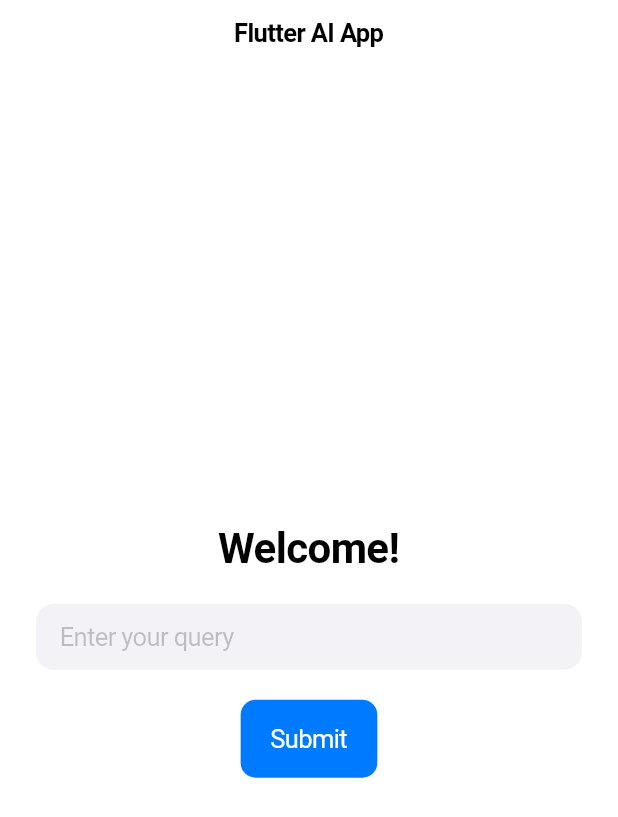
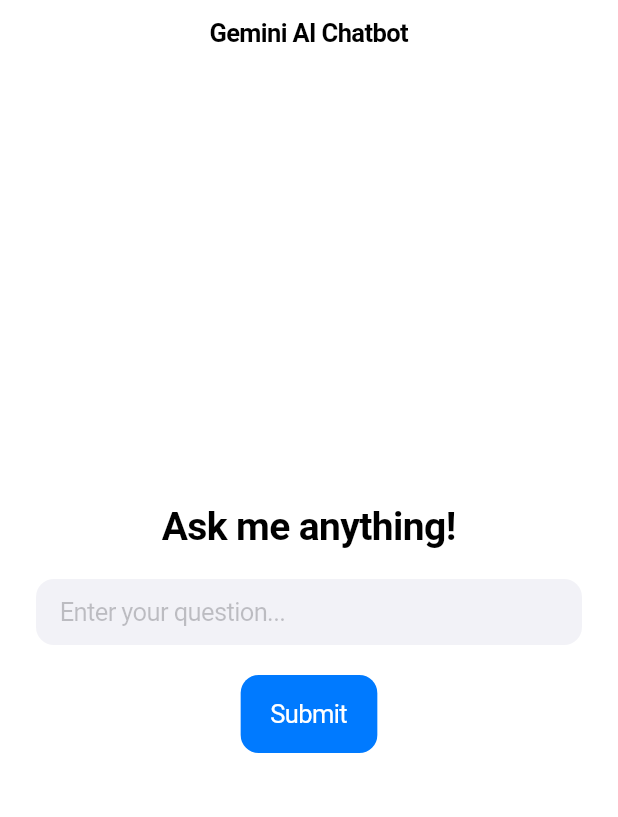
Before and after one commit to Speedstrike/flutter_ai, a Flutter app: the screen it shows after launch, on a phone screen of 412 x 824 dp. Shown: the top 817 px of the screen. Run offline on Flutter 3.47's test engine with Material 3 defaults, Android fonts, the phone set to English and light mode, and no system bars; our stand-ins replace google_generative_ai.

Commit message:
Added backend AI functionality with Google Gemini and license information

```diff
--- /dev/null
+++ b/lib/constants.dart
@@ -0,0 +1,31 @@
+// MIT License
+//
+// Copyright (c) 2025 Aaryan Karlapalem
+//
+// Permission is hereby granted, free of charge, to any person obtaining a copy
+// of this software and associated documentation files (the "Software"), to deal
+// in the Software without restriction, including without limitation the rights
+// to use, copy, modify, merge, publish, distribute, sublicense, and/or sell
+// copies of the Software, and to permit persons to whom the Software is
+// furnished to do so, subject to the following conditions:
+//
+// The above copyright notice and this permission notice shall be included in all
+// copies or substantial portions of the Software.
+//
+// THE SOFTWARE IS PROVIDED "AS IS", WITHOUT WARRANTY OF ANY KIND, EXPRESS OR
+// IMPLIED, INCLUDING BUT NOT LIMITED TO THE WARRANTIES OF MERCHANTABILITY,
+// FITNESS FOR A PARTICULAR PURPOSE AND NONINFRINGEMENT. IN NO EVENT SHALL THE
+// AUTHORS OR COPYRIGHT HOLDERS BE LIABLE FOR ANY CLAIM, DAMAGES OR OTHER
+// LIABILITY, WHETHER IN AN ACTION OF CONTRACT, TORT OR OTHERWISE, ARISING FROM,
+// OUT OF OR IN CONNECTION WITH THE SOFTWARE OR THE USE OR OTHER DEALINGS IN THE
+// SOFTWARE.
+class Constants {
+  static const String title = 'Gemini AI Chatbot';
+  static const String mainHeader = "Ask me anything!";
+  static const String textFieldPlaceholder = "Enter your question...";
+  static const String noResponseMessage = "No response";
+  static const String submitText = "Submit";
+
+  static const double mainHeaderFontSize = 26;
+  static const double responseFontSize = 16;
+}
--- a/lib/main.dart
+++ b/lib/main.dart
@@ -1,4 +1,30 @@
+// MIT License
+//
+// Copyright (c) 2025 Aaryan Karlapalem
+//
+// Permission is hereby granted, free of charge, to any person obtaining a copy
+// of this software and associated documentation files (the "Software"), to deal
+// in the Software without restriction, including without limitation the rights
+// to use, copy, modify, merge, publish, distribute, sublicense, and/or sell
+// copies of the Software, and to permit persons to whom the Software is
+// furnished to do so, subject to the following conditions:
+//
+// The above copyright notice and this permission notice shall be included in all
+// copies or substantial portions of the Software.
+//
+// THE SOFTWARE IS PROVIDED "AS IS", WITHOUT WARRANTY OF ANY KIND, EXPRESS OR
+// IMPLIED, INCLUDING BUT NOT LIMITED TO THE WARRANTIES OF MERCHANTABILITY,
+// FITNESS FOR A PARTICULAR PURPOSE AND NONINFRINGEMENT. IN NO EVENT SHALL THE
+// AUTHORS OR COPYRIGHT HOLDERS BE LIABLE FOR ANY CLAIM, DAMAGES OR OTHER
+// LIABILITY, WHETHER IN AN ACTION OF CONTRACT, TORT OR OTHERWISE, ARISING FROM,
+// OUT OF OR IN CONNECTION WITH THE SOFTWARE OR THE USE OR OTHER DEALINGS IN THE
+// SOFTWARE.
 import 'package:flutter/cupertino.dart';
+import 'package:flutter_ai/gemini_key.dart';
+
+import 'package:google_generative_ai/google_generative_ai.dart';
+
+import 'constants.dart';
 
 void main() {
   runApp(const MyApp());
@@ -10,11 +36,8 @@
   @override
   Widget build(BuildContext context) {
     return const CupertinoApp(
-      title: 'Flutter AI App',
-      theme: CupertinoThemeData(
-        primaryColor: CupertinoColors.systemBlue,
-      ),
-      home: MainScreen(title: 'Flutter Demo Home Page'),
+      title: Constants.title,
+      home: MainScreen(title: Constants.title),
     );
   }
 }
@@ -29,12 +52,39 @@
 
 class _MainScreenState extends State<MainScreen> {
   final TextEditingController _controller = TextEditingController();
+  String _response = '';
+  bool _isLoading = false;
+
+  static const String _apiKey = GeminiInformation.api_key;
+
+  Future<void> _sendToGemini(String prompt) async {
+    setState(() {
+      _isLoading = true;
+      _response = '';
+    });
+
+    try {
+      final model = GenerativeModel(model: GeminiInformation.gemini_model, apiKey: _apiKey);
+      final content = [Content.text(prompt)];
+      final response = await model.generateContent(content);
+
+      setState(() {
+        _response = response.text ?? Constants.noResponseMessage;
+        _isLoading = false;
+      });
+    } catch (e) {
+      setState(() {
+        _response = 'Error: ${e.toString()}';
+        _isLoading = false;
+      });
+    }
+  }
 
   @override
   Widget build(BuildContext context) {
     return CupertinoPageScaffold(
       navigationBar: const CupertinoNavigationBar(
-        middle: Text("Flutter AI App"),
+        middle: Text(Constants.title),
       ),
       child: SafeArea(
         child: Center(
@@ -42,33 +92,40 @@
             padding: const EdgeInsets.symmetric(horizontal: 24.0),
             child: Column(
               mainAxisAlignment: MainAxisAlignment.center,
-              mainAxisSize: MainAxisSize.max,
               children: [
                 const Text(
-                  "Welcome!",
+                  Constants.mainHeader,
                   style: TextStyle(
-                    fontSize: 28,
+                    fontSize: Constants.mainHeaderFontSize,
                     fontWeight: FontWeight.bold,
                   )
                 ),
                 const SizedBox(height: 20),
                 CupertinoTextField(
                   controller: _controller,
-                  placeholder: "Enter your query",
+                  placeholder: Constants.textFieldPlaceholder,
                   padding: const EdgeInsets.symmetric(vertical: 12, horizontal: 16),
                   decoration: BoxDecoration(
                     color: CupertinoColors.systemGrey6,
-                    borderRadius: BorderRadius.circular(12)
+                    borderRadius: BorderRadius.circular(12),
                   )
                 ),
                 const SizedBox(height: 20),
                 CupertinoButton.filled(
-                  borderRadius: BorderRadius.circular(10),
-                  child: const Text("Submit"),
-                  onPressed: () {
-                    // Handle submission
-                  }
-                )
+                  onPressed: _isLoading ? null : () {
+                    final input = _controller.text.trim();
+                    if (input.isNotEmpty) {
+                      _sendToGemini(input);
+                    }
+                  },
+                  child: _isLoading ? const CupertinoActivityIndicator() : const Text(Constants.submitText),
+                ),
+                const SizedBox(height: 30),
+                if (_response.isNotEmpty)
+                  Text(
+                    _response,
+                    style: const TextStyle(fontSize: Constants.responseFontSize),
+                  )
               ]
             )
           )
--- a/pubspec.yaml
+++ b/pubspec.yaml
@@ -34,7 +34,7 @@
   # The following adds the Cupertino Icons font to your application.
   # Use with the CupertinoIcons class for iOS style icons.
   cupertino_icons: ^1.0.8
-  dart_openai: ^5.1.0
+  google_generative_ai: ^0.3.0
 
 dev_dependencies:
   flutter_test:
```
Also changed, not shown: pubspec.lock, 2 other files.
